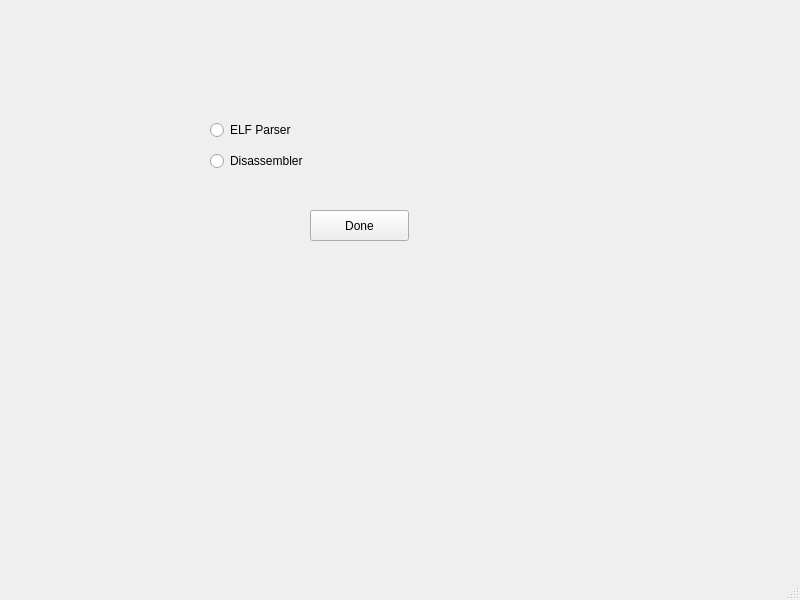
I-love-bin/SagradaFamilia, file mainwindow.ui: the form before one commit.
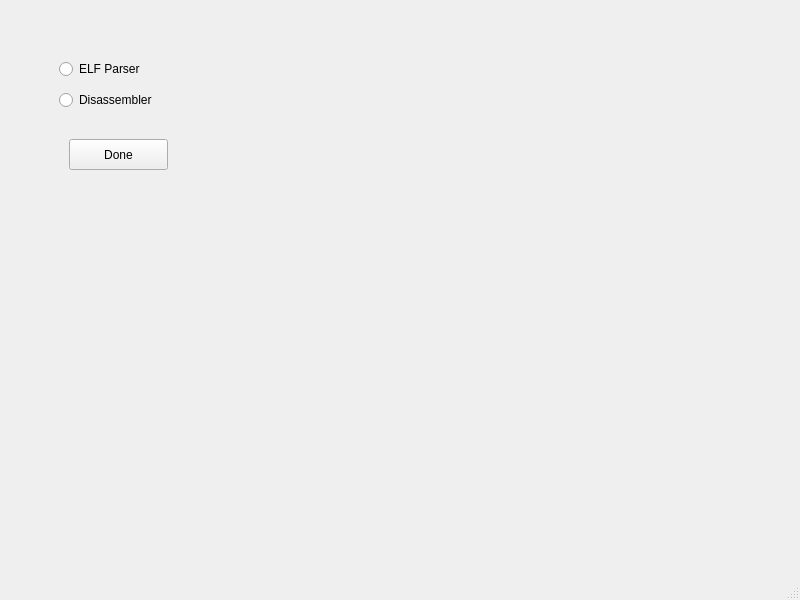
The form after the commit.

What changed in the file:
```diff
--- a/mainwindow.ui
+++ b/mainwindow.ui
@@ -14,11 +14,34 @@
    <string>MainWindow</string>
   </property>
   <widget class="QWidget" name="centralwidget">
+   <widget class="QStackedWidget" name="stackedWidget">
+    <property name="geometry">
+     <rect>
+      <x>-1</x>
+      <y>-1</y>
+      <width>801</width>
+      <height>601</height>
+     </rect>
+    </property>
+    <widget class="QWidget" name="page">
+     <widget class="QPushButton" name="pushButton">
+      <property name="geometry">
+       <rect>
+        <x>70</x>
+        <y>140</y>
+        <width>99</width>
+        <height>31</height>
+       </rect>
+      </property>
+      <property name="text">
+       <string>Done</string>
+      </property>
+     </widget>
    <widget class="QWidget" name="layoutWidget">
     <property name="geometry">
      <rect>
-      <x>210</x>
-      <y>120</y>
+        <x>60</x>
+        <y>60</y>
       <width>122</width>
       <height>56</height>
      </rect>
@@ -40,18 +63,19 @@
      </item>
     </layout>
    </widget>
-   <widget class="QPushButton" name="pushButton">
+    </widget>
+    <widget class="QWidget" name="page_2">
+     <widget class="QListView" name="listView">
     <property name="geometry">
      <rect>
-      <x>310</x>
-      <y>210</y>
-      <width>99</width>
-      <height>31</height>
-     </rect>
-    </property>
-    <property name="text">
-     <string>Done</string>
-    </property>
+        <x>220</x>
+        <y>10</y>
+        <width>256</width>
+        <height>561</height>
+       </rect>
+      </property>
+     </widget>
+    </widget>
    </widget>
   </widget>
   <widget class="QStatusBar" name="statusbar"/>
```
Left out of the diff: 2 changed lines with no effect on the pictures. Lines whose indentation alone changed are shown as unchanged.
